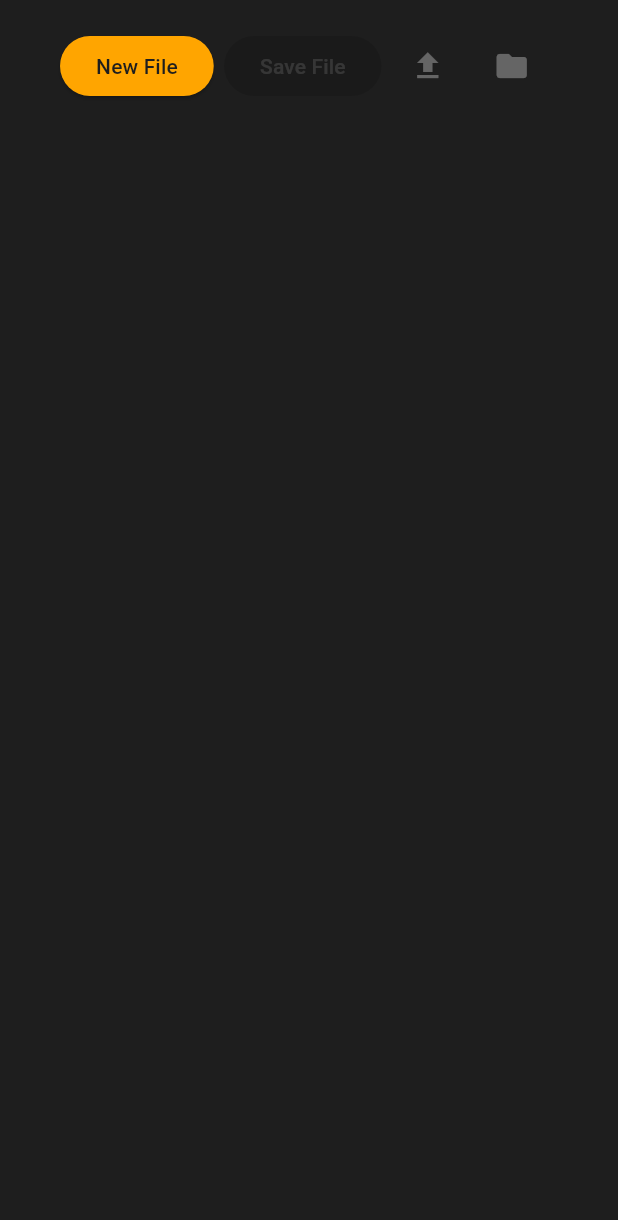
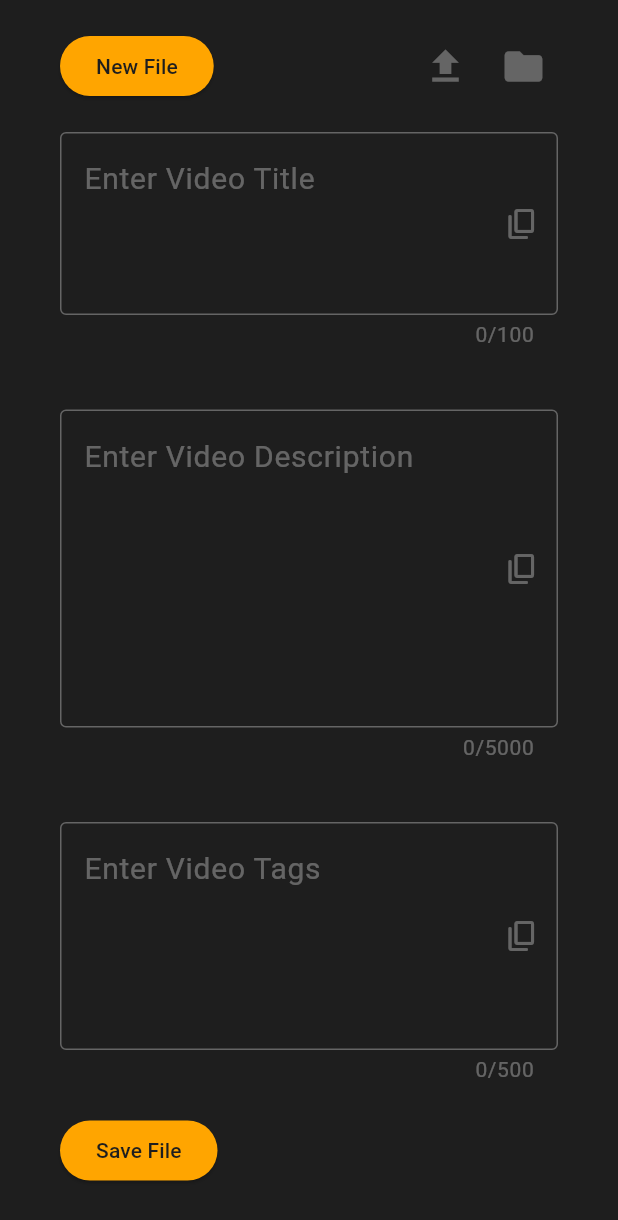
Before and after one commit to yashpratapshah16/metatube, a Flutter app: the screen it shows after launch, on a phone screen of 412 x 824 dp. Shown: the top 1220 px of the screen. Run offline on Flutter 3.47's test engine with Material 3 defaults, Android fonts, the phone set to English and light mode, and no system bars.

Commit message:
added snackbar, fileservice, fixed the Iconbutton issue and Done!

```diff
--- a/lib/Screens/home_screen.dart
+++ b/lib/Screens/home_screen.dart
@@ -1,5 +1,7 @@
 import 'package:flutter/material.dart';
+import 'package:metatube/services/file_service.dart';
 import 'package:metatube/utils/app_styles.dart';
+import 'package:metatube/widgets/custom_textfield.dart';
 
 class HomeScreen extends StatefulWidget {
   const HomeScreen({super.key});
@@ -9,6 +11,9 @@ class HomeScreen extends StatefulWidget {
 }
 
 class _HomeScreenState extends State<HomeScreen> {
+
+  FileService fileService=FileService();
+
   @override
   Widget build(BuildContext context) {
     return Scaffold(
@@ -21,19 +26,50 @@ class _HomeScreenState extends State<HomeScreen> {
               mainAxisAlignment: MainAxisAlignment.spaceBetween,
               children: [
                 _mainButton(() => null, "New File"),
-                _mainButton(null, "Save File"),
                 Row(
                   children: [
                     _actionButton(() => null, Icons.file_upload),
                     SizedBox(
-                      width: 8,
+                      width: 6,
                     ),
                     _actionButton(() => null, Icons.folder),
                   ],
                 ),
-                SizedBox(
-                  height: 20,
-                )
+              ],
+            ),
+            SizedBox(
+              height: 20,
+            ),
+            CustomTextfield(
+              maxLines: 3,
+              maxLength: 100,
+              hintText: "Enter Video Title",
+              controller: fileService.titleController,
+            ),
+            SizedBox(
+              height: 40,
+            ),
+            CustomTextfield(
+              maxLines: 6,
+              maxLength: 5000,
+              hintText: "Enter Video Description",
+              controller: fileService.descriptionController,
+            ),
+            SizedBox(
+              height: 40,
+            ),
+            CustomTextfield(
+              maxLines: 4,
+              maxLength: 500,
+              hintText: "Enter Video Tags",
+              controller: fileService.tagsController,
+            ),
+            SizedBox(
+              height: 20,
+            ),
+            Row(
+              children: [
+                _mainButton(() => null, "Save File"),
               ],
             )
           ],
@@ -50,13 +86,25 @@ class _HomeScreenState extends State<HomeScreen> {
     );
   }
 
-  IconButton _actionButton(Function()? onPressed, IconData icon) {
-    return IconButton(
-      onPressed: onPressed,
-      splashRadius: 20,
-      splashColor: AppTheme.accent,
-      icon: Icon(icon),
-      color: AppTheme.medium,
+  Material _actionButton(Function()? onPressed, IconData icon) {
+    return Material(
+      color: Colors.transparent,
+      type: MaterialType.circle,
+      clipBehavior: Clip.antiAlias,
+      borderOnForeground: true,
+      elevation: 0,
+      child: InkWell(
+        onTap: onPressed,
+        splashColor: AppTheme.accent,
+        child: Container(
+          margin: EdgeInsets.all(8.0),
+          child: Icon(
+            size: 30,
+            icon,
+            color: AppTheme.medium,
+          ),
+        ),
+      ),
     );
   }
 
--- /dev/null
+++ b/lib/services/file_service.dart
@@ -0,0 +1,7 @@
+import 'package:flutter/material.dart';
+
+class FileService {
+  final TextEditingController titleController = TextEditingController();
+  final TextEditingController descriptionController = TextEditingController();
+  final TextEditingController tagsController = TextEditingController();
+}
--- a/lib/utils/app_styles.dart
+++ b/lib/utils/app_styles.dart
@@ -6,6 +6,12 @@ class AppTheme{
   static const Color dark=Color(0xFF1E1E1E);
   static const Color medium=Color(0x50FFFFFF);
   static const Color accent=Color(0xFFFFA500);
+  static const Color light=Color(0xFFFFFFFF);
+
   static const Color disabledBackgroundColor=Colors.black12;
   static const Color disabledForegroundColor=Colors.white12;
+
+  static const TextStyle inputStyle=TextStyle(color:light,fontSize: 20);
+  static const TextStyle hintStyle=TextStyle(color: medium);
+  static const TextStyle counterStyle=TextStyle(color: medium,fontSize: 14);
 }
--- /dev/null
+++ b/lib/utils/snackbar_utils.dart
@@ -0,0 +1,27 @@
+import 'package:flutter/material.dart';
+import 'package:metatube/utils/app_styles.dart';
+
+class SnackbarUtils {
+  static void showSnackbar(
+    BuildContext context,
+    IconData icon,
+    String message,
+  ) {
+    ScaffoldMessenger.of(context).hideCurrentSnackBar();
+
+    ScaffoldMessenger.of(context).showSnackBar(SnackBar(
+      content: Row(
+        children: [
+          Icon(
+            icon,
+            color: AppTheme.accent,
+          ),
+          SizedBox(
+            width: 8,
+          ),
+          Text(message)
+        ],
+      ),
+    ));
+  }
+}
--- /dev/null
+++ b/lib/widgets/custom_textfield.dart
@@ -0,0 +1,78 @@
+import 'package:flutter/material.dart';
+import 'package:flutter/services.dart';
+import 'package:metatube/utils/app_styles.dart';
+import 'package:metatube/utils/snackbar_utils.dart';
+
+class CustomTextfield extends StatefulWidget {
+  final int maxLength;
+  final int? maxLines;
+  final String hintText;
+  final TextEditingController controller;
+
+  const CustomTextfield({
+    super.key,
+    required this.maxLength,
+    this.maxLines,
+    required this.hintText,
+    required this.controller,
+  });
+
+  @override
+  State<CustomTextfield> createState() => _CustomTextfieldState();
+}
+
+class _CustomTextfieldState extends State<CustomTextfield> {
+  final _focusNode = FocusNode();
+
+  @override
+  void dispose() {
+    _focusNode.dispose();
+    super.dispose();
+  }
+
+  void copyToClipboard(context, String text) {
+    Clipboard.setData(ClipboardData(text: text));
+    SnackbarUtils.showSnackbar(context,Icons.content_copy,"Copied Text");
+  }
+
+  @override
+  Widget build(BuildContext context) {
+    return TextField(
+      focusNode: _focusNode,
+      onEditingComplete: () => FocusScope.of(context).nextFocus(),
+      controller: widget.controller,
+      maxLength: widget.maxLength,
+      maxLines: widget.maxLines,
+      keyboardType: TextInputType.multiline,
+      cursorColor: AppTheme.accent,
+      style: AppTheme.inputStyle,
+      decoration: InputDecoration(
+        hintText: widget.hintText,
+        hintStyle: AppTheme.hintStyle,
+        suffixIcon: _copyButton(context),
+        focusedBorder: OutlineInputBorder(
+          borderSide: BorderSide(
+            color: AppTheme.accent,
+          ),
+        ),
+        enabledBorder: OutlineInputBorder(
+          borderSide: BorderSide(
+            color: AppTheme.medium,
+          ),
+        ),
+        counterStyle: AppTheme.counterStyle,
+      ),
+    );
+  }
+
+  IconButton _copyButton(BuildContext context) {
+    return IconButton(
+      onPressed: widget.controller.text.isNotEmpty
+          ? () => copyToClipboard(context, widget.controller.text)
+          : null,
+      color: AppTheme.accent,
+      disabledColor: AppTheme.medium,
+      icon: Icon(Icons.content_copy_rounded),
+    );
+  }
+}
```
